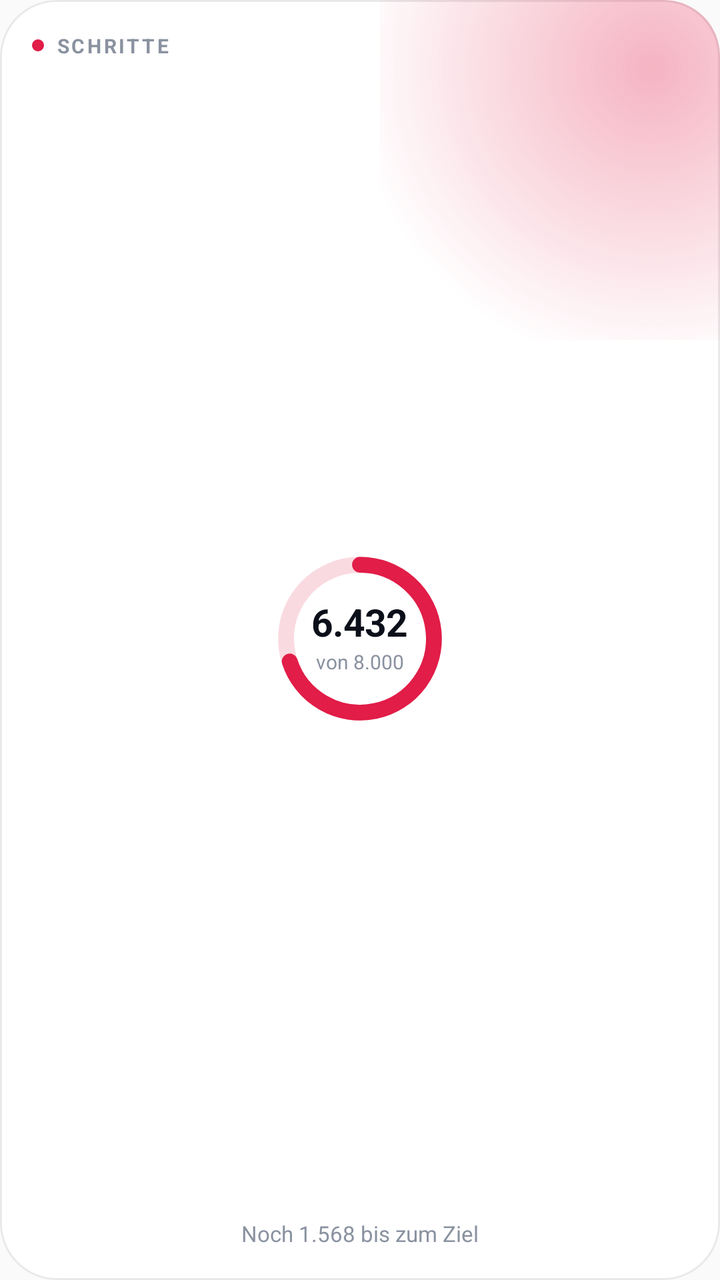
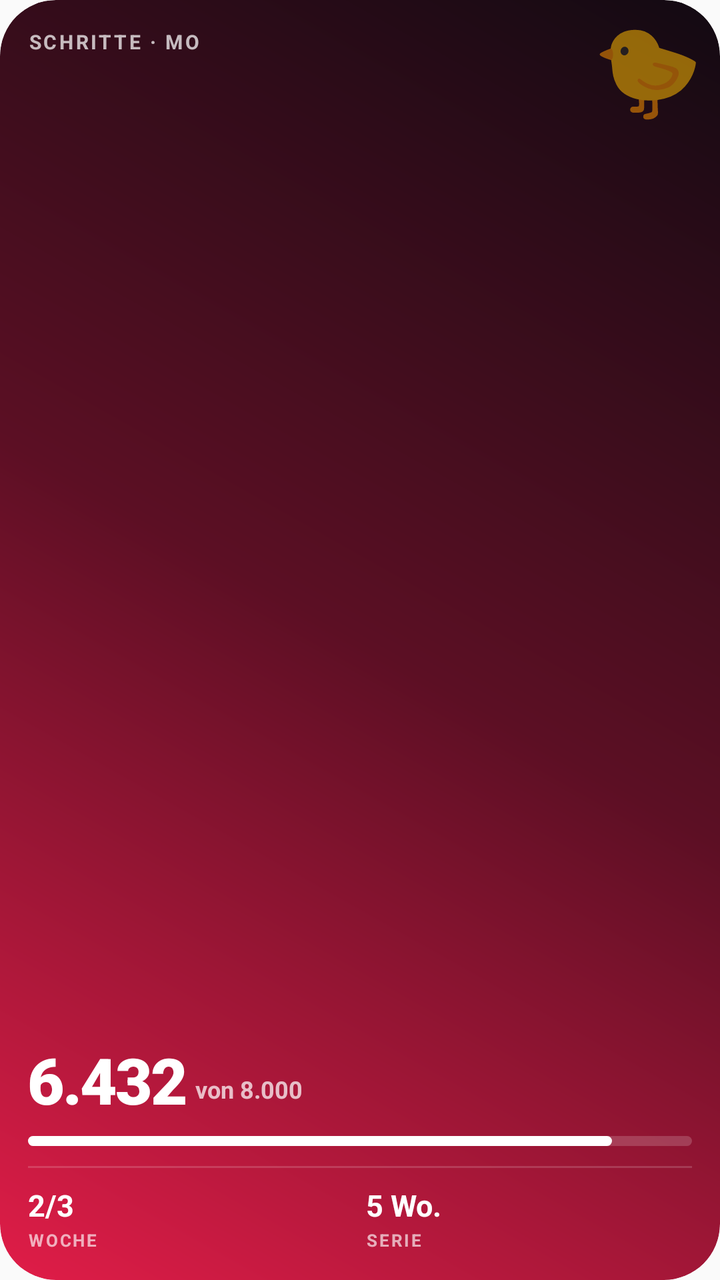

Before-and-after screenshots of an Android layout around one commit, followed by the original layout XML and the change that was made.
<!-- AndroidManifest.xml: application theme AppTheme -->
<!-- res/layout/widget_steps.xml -->
<?xml version="1.0" encoding="utf-8"?>
<FrameLayout xmlns:android="http://schemas.android.com/apk/res/android"
    android:id="@android:id/background"
    style="@style/WidgetFb.Card">

    <ImageView android:id="@+id/glow" style="@style/WidgetFb.Glow" />

    <include
        android:id="@+id/empty"
        layout="@layout/widget_empty"
        android:visibility="gone" />

    <LinearLayout
        android:id="@+id/content"
        style="@style/WidgetFb.Content">

        <LinearLayout
            android:layout_width="match_parent"
            android:layout_height="wrap_content"
            android:gravity="center_vertical"
            android:orientation="horizontal">

            <ImageView android:id="@+id/dot" style="@style/WidgetFb.Dot" />

            <TextView
                android:id="@+id/overline"
                style="@style/WidgetFb.Overline"
                android:text="Schritte" />
        </LinearLayout>

        <FrameLayout
            style="@style/WidgetFb.Fill"
            android:layout_marginTop="4dp"
            android:layout_marginBottom="4dp">

            <FrameLayout
                android:layout_width="88dp"
                android:layout_height="88dp"
                android:layout_gravity="center">

                <ImageView android:id="@+id/ring" style="@style/WidgetFb.Ring" />

                <LinearLayout
                    android:layout_width="match_parent"
                    android:layout_height="match_parent"
                    android:gravity="center"
                    android:orientation="vertical">

                    <TextView
                        android:id="@+id/steps"
                        style="@style/WidgetFb.Number"
                        android:text="6.432"
                        android:textSize="19sp" />

                    <TextView
                        android:id="@+id/goal"
                        style="@style/WidgetFb.Muted"
                        android:layout_marginTop="1dp"
                        android:text="von 8.000"
                        android:textSize="10sp" />
                </LinearLayout>
            </FrameLayout>
        </FrameLayout>

        <TextView
            android:id="@+id/hint"
            style="@style/WidgetFb.Muted"
            android:layout_width="match_parent"
            android:gravity="center"
            android:text="Noch 1.568 bis zum Ziel" />
    </LinearLayout>
</FrameLayout>
<!-- res/layout/widget_empty.xml (included above) -->
<?xml version="1.0" encoding="utf-8"?>
<LinearLayout xmlns:android="http://schemas.android.com/apk/res/android"
    android:layout_width="match_parent"
    android:layout_height="match_parent"
    android:gravity="center"
    android:orientation="vertical"
    android:padding="@dimen/widget_pad">

    <TextView
        android:id="@+id/empty_title"
        style="@style/WidgetFb.Title"
        android:gravity="center"
        android:textSize="14sp" />

    <TextView
        android:id="@+id/empty_hint"
        style="@style/WidgetFb.Muted"
        android:layout_width="match_parent"
        android:layout_marginTop="4dp"
        android:gravity="center"
        android:maxLines="2" />
</LinearLayout>
<!-- resources referenced by this layout -->
<resources>
  <dimen name="widget_pad">16dp</dimen>
  <style name="WidgetFb.Card">
          <item name="android:layout_width">match_parent</item>
          <item name="android:layout_height">match_parent</item>
          <item name="android:background">@drawable/widget_card</item>
      </style>
  <style name="WidgetFb.Content">
          <item name="android:layout_width">match_parent</item>
          <item name="android:layout_height">match_parent</item>
          <item name="android:padding">@dimen/widget_pad</item>
          <item name="android:orientation">vertical</item>
      </style>
  <style name="WidgetFb.Dot">
          <item name="android:layout_width">6dp</item>
          <item name="android:layout_height">6dp</item>
          <item name="android:layout_marginEnd">6dp</item>
          <item name="android:src">@drawable/widget_dot</item>
          <item name="android:importantForAccessibility">no</item>
      </style>
  <style name="WidgetFb.Glow">
          <item name="android:layout_width">170dp</item>
          <item name="android:layout_height">170dp</item>
          <item name="android:layout_gravity">top|end</item>
          <item name="android:scaleType">fitXY</item>
          <item name="android:src">@drawable/widget_glow_preview</item>
          <item name="android:importantForAccessibility">no</item>
      </style>
  <style name="WidgetFb.Muted">
          <item name="android:layout_width">wrap_content</item>
          <item name="android:layout_height">wrap_content</item>
          <item name="android:textColor">@color/widget_muted</item>
          <item name="android:textSize">11sp</item>
          <item name="android:maxLines">1</item>
          <item name="android:ellipsize">end</item>
      </style>
  <style name="WidgetFb.Number">
          <item name="android:layout_width">wrap_content</item>
          <item name="android:layout_height">wrap_content</item>
          <item name="android:textColor">@color/widget_text</item>
          <item name="android:textSize">30sp</item>
          <item name="android:textStyle">bold</item>
          <item name="android:fontFamily">sans-serif</item>
          <item name="android:letterSpacing">-0.02</item>
          <item name="android:fontFeatureSettings">tnum</item>
          <item name="android:includeFontPadding">false</item>
          <item name="android:maxLines">1</item>
      </style>
  <style name="WidgetFb.Overline">
          <item name="android:layout_width">wrap_content</item>
          <item name="android:layout_height">wrap_content</item>
          <item name="android:textColor">@color/widget_muted</item>
          <item name="android:textSize">10sp</item>
          <item name="android:textStyle">bold</item>
          <item name="android:letterSpacing">0.12</item>
          <item name="android:textAllCaps">true</item>
          <item name="android:maxLines">1</item>
          <item name="android:ellipsize">end</item>
      </style>
  <style name="WidgetFb.Ring">
          <item name="android:layout_width">match_parent</item>
          <item name="android:layout_height">match_parent</item>
          <item name="android:scaleType">fitCenter</item>
          <item name="android:src">@drawable/widget_ring_preview</item>
          <item name="android:importantForAccessibility">no</item>
      </style>
  <style name="WidgetFb.Title">
          <item name="android:layout_width">match_parent</item>
          <item name="android:layout_height">wrap_content</item>
          <item name="android:textColor">@color/widget_text</item>
          <item name="android:textSize">16sp</item>
          <item name="android:textStyle">bold</item>
          <item name="android:ellipsize">end</item>
          <item name="android:maxLines">2</item>
          <item name="android:lineSpacingMultiplier">0.95</item>
      </style>
  <!-- drawable widget_card (drawable) -->
  <?xml version="1.0" encoding="utf-8"?>
  <shape xmlns:android="http://schemas.android.com/apk/res/android" android:shape="rectangle">
      <solid android:color="@color/widget_card" />
      <stroke android:width="1dp" android:color="@color/widget_stroke" />
      <corners android:radius="@dimen/widget_radius" />
  </shape>
  <!-- drawable widget_dot (drawable) -->
  <?xml version="1.0" encoding="utf-8"?>
  <shape xmlns:android="http://schemas.android.com/apk/res/android" android:shape="oval">
      <solid android:color="#E11D48" />
  </shape>
  <!-- drawable widget_glow_preview (drawable) -->
  <?xml version="1.0" encoding="utf-8"?>
  <shape xmlns:android="http://schemas.android.com/apk/res/android" android:shape="rectangle">
      <gradient
          android:centerX="0.8"
          android:centerY="0.2"
          android:endColor="#00E11D48"
          android:gradientRadius="150dp"
          android:startColor="#55E11D48"
          android:type="radial" />
  </shape>
  <color name="widget_muted">#8A92A0</color>
  <color name="widget_text">#0B0F19</color>
  <!-- drawable widget_ring_preview (drawable) -->
  <?xml version="1.0" encoding="utf-8"?>
  <vector xmlns:android="http://schemas.android.com/apk/res/android"
      android:width="96dp"
      android:height="96dp"
      android:viewportWidth="100"
      android:viewportHeight="100">
      <path
          android:pathData="M50,8 A42,42 0 1,1 49.99,8"
          android:strokeWidth="9"
          android:strokeColor="#29E11D48" />
      <path
          android:pathData="M50,8 A42,42 0 1,1 10.06,62.98"
          android:strokeLineCap="round"
          android:strokeWidth="9"
          android:strokeColor="#E11D48" />
  </vector>
  <color name="widget_card">#FFFFFF</color>
  <color name="widget_stroke">#140B0F19</color>
  <!-- unchanged entries left out for length: 3 -->
</resources>

<!-- the commit's change to res/layout/widget_steps.xml (unified diff, before → after) -->
@@ -1,95 +1,178 @@
 <?xml version="1.0" encoding="utf-8"?>
 <FrameLayout xmlns:android="http://schemas.android.com/apk/res/android"
     android:id="@android:id/background"
-    style="@style/WidgetFb.Card">
+    style="@style/WidgetFb.Hero">
 
-    <ImageView android:id="@+id/glow" style="@style/WidgetFb.Glow" />
+    <ImageView android:id="@+id/art" style="@style/WidgetFb.Art" />
 
     <include
         android:id="@+id/empty"
-        layout="@layout/widget_empty"
+        layout="@layout/widget_empty_hero"
         android:visibility="gone" />
 
     <LinearLayout
         android:id="@+id/content"
-        style="@style/WidgetFb.Content">
+        style="@style/WidgetFb.HeroContent">
+
+        <TextView
+            android:id="@+id/overline"
+            style="@style/WidgetFb.HeroOverline"
+            android:layout_marginEnd="54dp"
+            android:text="Schritte · Mo" />
+
+        <FrameLayout style="@style/WidgetFb.Fill" />
 
         <LinearLayout
-            android:layout_width="match_parent"
+            android:layout_width="wrap_content"
             android:layout_height="wrap_content"
-            android:gravity="center_vertical"
+            android:gravity="bottom"
             android:orientation="horizontal">
 
-            <ImageView android:id="@+id/dot" style="@style/WidgetFb.Dot" />
+            <TextView
+                android:id="@+id/steps"
+                style="@style/WidgetFb.HeroNumber"
+                android:text="6.432" />
 
             <TextView
-                android:id="@+id/overline"
-                style="@style/WidgetFb.Overline"
-                android:text="Schritte" />
+                android:id="@+id/goal"
+                style="@style/WidgetFb.HeroBody"
+                android:layout_marginStart="4dp"
+                android:layout_marginBottom="3dp"
+                android:text="von 8.000"
+                android:textStyle="bold" />
         </LinearLayout>
 
-        <FrameLayout
-            style="@style/WidgetFb.Fill"
-            android:layout_marginTop="4dp"
-            android:layout_marginBottom="4dp">
+        <ImageView
+            android:id="@+id/bar"
+            style="@style/WidgetFb.HeroBar"
+            android:layout_marginTop="8dp" />
 
-            <FrameLayout
-                android:layout_width="88dp"
-                android:layout_height="88dp"
-                android:layout_gravity="center">
+        <include layout="@layout/widget_hero_stats" />
+    </LinearLayout>
 
-                <ImageView android:id="@+id/ring" style="@style/WidgetFb.Ring" />
+    <include
+        layout="@layout/widget_hero_buddy"
+        android:layout_width="64dp"
+        android:layout_height="64dp"
+        android:layout_gravity="top|end"
+        android:layout_marginTop="4dp"
+        android:layout_marginEnd="4dp" />
 
-                <LinearLayout
-                    android:layout_width="match_parent"
-                    android:layout_height="match_parent"
-                    android:gravity="center"
-                    android:orientation="vertical">
-
-                    <TextView
-                        android:id="@+id/steps"
-                        style="@style/WidgetFb.Number"
-                        android:text="6.432"
-                        android:textSize="19sp" />
-
-                    <TextView
-                        android:id="@+id/goal"
-                        style="@style/WidgetFb.Muted"
-                        android:layout_marginTop="1dp"
-                        android:text="von 8.000"
-                        android:textSize="10sp" />
-                </LinearLayout>
-            </FrameLayout>
-        </FrameLayout>
-
-        <TextView
-            android:id="@+id/hint"
-            style="@style/WidgetFb.Muted"
-            android:layout_width="match_parent"
-            android:gravity="center"
-            android:text="Noch 1.568 bis zum Ziel" />
-    </LinearLayout>
+    <ImageView android:id="@+id/seal" style="@style/WidgetFb.Seal" />
 </FrameLayout>
-<!-- res/layout/widget_empty.xml (included above) -->
+<!-- res/layout/widget_empty_hero.xml (included above) -->
 <?xml version="1.0" encoding="utf-8"?>
 <LinearLayout xmlns:android="http://schemas.android.com/apk/res/android"
     android:layout_width="match_parent"
     android:layout_height="match_parent"
-    android:gravity="center"
+    android:gravity="bottom|start"
     android:orientation="vertical"
-    android:padding="@dimen/widget_pad">
+    android:padding="14dp">
 
     <TextView
         android:id="@+id/empty_title"
-        style="@style/WidgetFb.Title"
-        android:gravity="center"
-        android:textSize="14sp" />
+        style="@style/WidgetFb.HeroTitle"
+        android:textSize="16sp" />
 
     <TextView
         android:id="@+id/empty_hint"
-        style="@style/WidgetFb.Muted"
+        style="@style/WidgetFb.HeroBody"
         android:layout_width="match_parent"
         android:layout_marginTop="4dp"
-        android:gravity="center"
         android:maxLines="2" />
 </LinearLayout>
+<!-- res/layout/widget_hero_stats.xml (included above) -->
+<?xml version="1.0" encoding="utf-8"?>
+<LinearLayout xmlns:android="http://schemas.android.com/apk/res/android"
+    android:layout_width="match_parent"
+    android:layout_height="wrap_content"
+    android:layout_marginTop="10dp"
+    android:orientation="vertical">
+
+    <FrameLayout
+        android:id="@+id/divider"
+        android:layout_width="match_parent"
+        android:layout_height="1dp"
+        android:background="@drawable/widget_hero_line" />
+
+    <LinearLayout
+        android:id="@+id/stats"
+        android:layout_width="match_parent"
+        android:layout_height="wrap_content"
+        android:layout_marginTop="8dp"
+        android:orientation="horizontal">
+
+        <LinearLayout
+            android:id="@+id/stat1"
+            android:layout_width="0dp"
+            android:layout_height="wrap_content"
+            android:layout_weight="1"
+            android:orientation="vertical">
+
+            <TextView android:id="@+id/stat1_value" style="@style/WidgetFb.HeroStatValue" android:text="2/3" />
+            <TextView android:id="@+id/stat1_label" style="@style/WidgetFb.HeroStatLabel" android:text="Woche" />
+        </LinearLayout>
+
+        <LinearLayout
+            android:id="@+id/stat2"
+            android:layout_width="0dp"
+            android:layout_height="wrap_content"
+            android:layout_marginStart="6dp"
+            android:layout_weight="1"
+            android:orientation="vertical">
+
+            <TextView android:id="@+id/stat2_value" style="@style/WidgetFb.HeroStatValue" android:text="5 Wo." />
+            <TextView android:id="@+id/stat2_label" style="@style/WidgetFb.HeroStatLabel" android:text="Serie" />
+        </LinearLayout>
+
+        <LinearLayout
+            android:id="@+id/stat3"
+            android:layout_width="0dp"
+            android:layout_height="wrap_content"
+            android:layout_marginStart="6dp"
+            android:layout_weight="1"
+            android:orientation="vertical"
+            android:visibility="gone">
+
+            <TextView android:id="@+id/stat3_value" style="@style/WidgetFb.HeroStatValue" />
+            <TextView android:id="@+id/stat3_label" style="@style/WidgetFb.HeroStatLabel" />
+        </LinearLayout>
+
+        
+        <FrameLayout
+            android:id="@+id/seal_space"
+            android:layout_width="48dp"
+            android:layout_height="1dp"
+            android:visibility="gone" />
+    </LinearLayout>
+</LinearLayout>
+<!-- res/layout/widget_hero_buddy.xml (included above) -->
+<?xml version="1.0" encoding="utf-8"?>
+<FrameLayout xmlns:android="http://schemas.android.com/apk/res/android"
+    android:id="@+id/buddy_box"
+    android:layout_width="64dp"
+    android:layout_height="64dp"
+    android:layout_gravity="top|end"
+    android:layout_marginTop="4dp"
+    android:layout_marginEnd="4dp">
+
+    <ImageView
+        android:id="@+id/buddy"
+        android:layout_width="match_parent"
+        android:layout_height="match_parent"
+        android:contentDescription="Buddy"
+        android:scaleType="fitCenter"
+        android:visibility="gone" />
+
+    <TextView
+        android:id="@+id/buddy_emoji"
+        android:layout_width="match_parent"
+        android:layout_height="match_parent"
+        android:autoSizeMaxTextSize="80sp"
+        android:autoSizeMinTextSize="20sp"
+        android:autoSizeTextType="uniform"
+        android:gravity="center"
+        android:includeFontPadding="false"
+        android:padding="6dp"
+        android:text="🐤" />
+</FrameLayout>
<!-- resource entries referenced after the edit -->
@@ -1,56 +1,57 @@
 <!-- resources referenced by this layout -->
 <resources>
-  <dimen name="widget_pad">16dp</dimen>
-  <style name="WidgetFb.Card">
+  <!-- drawable widget_hero_line (drawable) -->
+  <?xml version="1.0" encoding="utf-8"?>
+  <shape xmlns:android="http://schemas.android.com/apk/res/android" android:shape="rectangle">
+      <solid android:color="@color/hero_line" />
+  </shape>
+  <style name="WidgetFb.Art">
           <item name="android:layout_width">match_parent</item>
           <item name="android:layout_height">match_parent</item>
-          <item name="android:background">@drawable/widget_card</item>
+          <item name="android:scaleType">centerCrop</item>
+          <item name="android:importantForAccessibility">no</item>
       </style>
-  <style name="WidgetFb.Content">
+  <style name="WidgetFb.Hero">
           <item name="android:layout_width">match_parent</item>
           <item name="android:layout_height">match_parent</item>
-          <item name="android:padding">@dimen/widget_pad</item>
-          <item name="android:orientation">vertical</item>
+          <item name="android:background">@drawable/widget_hero</item>
       </style>
-  <style name="WidgetFb.Dot">
-          <item name="android:layout_width">6dp</item>
-          <item name="android:layout_height">6dp</item>
-          <item name="android:layout_marginEnd">6dp</item>
-          <item name="android:src">@drawable/widget_dot</item>
+  <style name="WidgetFb.HeroBar">
+          <item name="android:layout_width">match_parent</item>
+          <item name="android:layout_height">5dp</item>
+          <item name="android:scaleType">fitXY</item>
+          <item name="android:src">@drawable/widget_hero_bar_preview</item>
           <item name="android:importantForAccessibility">no</item>
       </style>
-  <style name="WidgetFb.Glow">
-          <item name="android:layout_width">170dp</item>
-          <item name="android:layout_height">170dp</item>
-          <item name="android:layout_gravity">top|end</item>
-          <item name="android:scaleType">fitXY</item>
-          <item name="android:src">@drawable/widget_glow_preview</item>
-          <item name="android:importantForAccessibility">no</item>
-      </style>
-  <style name="WidgetFb.Muted">
+  <style name="WidgetFb.HeroBody">
           <item name="android:layout_width">wrap_content</item>
           <item name="android:layout_height">wrap_content</item>
-          <item name="android:textColor">@color/widget_muted</item>
-          <item name="android:textSize">11sp</item>
+          <item name="android:textColor">@color/hero_text2</item>
+          <item name="android:textSize">12sp</item>
           <item name="android:maxLines">1</item>
           <item name="android:ellipsize">end</item>
       </style>
-  <style name="WidgetFb.Number">
+  <style name="WidgetFb.HeroContent">
+          <item name="android:layout_width">match_parent</item>
+          <item name="android:layout_height">match_parent</item>
+          <item name="android:padding">14dp</item>
+          <item name="android:orientation">vertical</item>
+      </style>
+  <style name="WidgetFb.HeroNumber">
           <item name="android:layout_width">wrap_content</item>
           <item name="android:layout_height">wrap_content</item>
-          <item name="android:textColor">@color/widget_text</item>
-          <item name="android:textSize">30sp</item>
-          <item name="android:textStyle">bold</item>
-          <item name="android:fontFamily">sans-serif</item>
-          <item name="android:letterSpacing">-0.02</item>
+          <item name="android:textColor">@color/hero_text</item>
+          <item name="android:textSize">32sp</item>
+          <item name="android:fontFamily">sans-serif-black</item>
+          <item name="android:letterSpacing">-0.03</item>
           <item name="android:fontFeatureSettings">tnum</item>
           <item name="android:includeFontPadding">false</item>
           <item name="android:maxLines">1</item>
       </style>
-  <style name="WidgetFb.Overline">
+  <style name="WidgetFb.HeroOverline">
           <item name="android:layout_width">wrap_content</item>
           <item name="android:layout_height">wrap_content</item>
-          <item name="android:textColor">@color/widget_muted</item>
+          <item name="android:textColor">@color/hero_text2</item>
           <item name="android:textSize">10sp</item>
           <item name="android:textStyle">bold</item>
           <item name="android:letterSpacing">0.12</item>
@@ -58,67 +59,78 @@
           <item name="android:maxLines">1</item>
           <item name="android:ellipsize">end</item>
       </style>
-  <style name="WidgetFb.Ring">
+  <style name="WidgetFb.HeroStatLabel">
+          <item name="android:layout_width">wrap_content</item>
+          <item name="android:layout_height">wrap_content</item>
+          <item name="android:layout_marginTop">2dp</item>
+          <item name="android:textColor">@color/hero_muted</item>
+          <item name="android:textSize">8.5sp</item>
+          <item name="android:textStyle">bold</item>
+          <item name="android:letterSpacing">0.1</item>
+          <item name="android:textAllCaps">true</item>
+          <item name="android:maxLines">1</item>
+          <item name="android:ellipsize">end</item>
+      </style>
+  <style name="WidgetFb.HeroStatValue">
           <item name="android:layout_width">match_parent</item>
-          <item name="android:layout_height">match_parent</item>
+          <item name="android:layout_height">20dp</item>
+          <item name="android:textColor">@color/hero_text</item>
+          <item name="android:textSize">15sp</item>
+          <item name="android:textStyle">bold</item>
+          <item name="android:fontFeatureSettings">tnum</item>
+          <item name="android:includeFontPadding">false</item>
+          <item name="android:gravity">bottom|start</item>
+          <item name="android:maxLines">1</item>
+          <item name="android:autoSizeTextType">uniform</item>
+          <item name="android:autoSizeMinTextSize">10sp</item>
+          <item name="android:autoSizeMaxTextSize">15sp</item>
+      </style>
+  <style name="WidgetFb.HeroTitle">
+          <item name="android:layout_width">match_parent</item>
+          <item name="android:layout_height">wrap_content</item>
+          <item name="android:textColor">@color/hero_text</item>
+          <item name="android:textSize">18sp</item>
+          <item name="android:fontFamily">sans-serif-black</item>
+          <item name="android:letterSpacing">-0.01</item>
+          <item name="android:ellipsize">end</item>
+          <item name="android:maxLines">2</item>
+          <item name="android:lineSpacingMultiplier">0.92</item>
+      </style>
+  <style name="WidgetFb.Seal">
+          <item name="android:layout_width">54dp</item>
+          <item name="android:layout_height">54dp</item>
+          <item name="android:layout_gravity">bottom|end</item>
+          <item name="android:layout_marginEnd">6dp</item>
+          <item name="android:layout_marginBottom">6dp</item>
           <item name="android:scaleType">fitCenter</item>
-          <item name="android:src">@drawable/widget_ring_preview</item>
+          <item name="android:visibility">gone</item>
           <item name="android:importantForAccessibility">no</item>
       </style>
-  <style name="WidgetFb.Title">
-          <item name="android:layout_width">match_parent</item>
-          <item name="android:layout_height">wrap_content</item>
-          <item name="android:textColor">@color/widget_text</item>
-          <item name="android:textSize">16sp</item>
-          <item name="android:textStyle">bold</item>
-          <item name="android:ellipsize">end</item>
-          <item name="android:maxLines">2</item>
-          <item name="android:lineSpacingMultiplier">0.95</item>
-      </style>
-  <!-- drawable widget_card (drawable) -->
-  <?xml version="1.0" encoding="utf-8"?>
-  <shape xmlns:android="http://schemas.android.com/apk/res/android" android:shape="rectangle">
-      <solid android:color="@color/widget_card" />
-      <stroke android:width="1dp" android:color="@color/widget_stroke" />
-      <corners android:radius="@dimen/widget_radius" />
-  </shape>
-  <!-- drawable widget_dot (drawable) -->
-  <?xml version="1.0" encoding="utf-8"?>
-  <shape xmlns:android="http://schemas.android.com/apk/res/android" android:shape="oval">
-      <solid android:color="#E11D48" />
-  </shape>
-  <!-- drawable widget_glow_preview (drawable) -->
+  <color name="hero_line">#29FFFFFF</color>
+  <!-- drawable widget_hero (drawable) -->
   <?xml version="1.0" encoding="utf-8"?>
   <shape xmlns:android="http://schemas.android.com/apk/res/android" android:shape="rectangle">
       <gradient
-          android:centerX="0.8"
-          android:centerY="0.2"
-          android:endColor="#00E11D48"
-          android:gradientRadius="150dp"
-          android:startColor="#55E11D48"
-          android:type="radial" />
+          android:angle="45"
+          android:centerColor="#5C0F24"
+          android:endColor="#120A12"
+          android:startColor="#E11D48"
+          android:type="linear" />
+      <corners android:radius="@dimen/widget_radius" />
   </shape>
-  <color name="widget_muted">#8A92A0</color>
-  <color name="widget_text">#0B0F19</color>
-  <!-- drawable widget_ring_preview (drawable) -->
+  <!-- drawable widget_hero_bar_preview (drawable) -->
   <?xml version="1.0" encoding="utf-8"?>
-  <vector xmlns:android="http://schemas.android.com/apk/res/android"
-      android:width="96dp"
-      android:height="96dp"
-      android:viewportWidth="100"
-      android:viewportHeight="100">
-      <path
-          android:pathData="M50,8 A42,42 0 1,1 49.99,8"
-          android:strokeWidth="9"
-          android:strokeColor="#29E11D48" />
-      <path
-          android:pathData="M50,8 A42,42 0 1,1 10.06,62.98"
-          android:strokeLineCap="round"
-          android:strokeWidth="9"
-          android:strokeColor="#E11D48" />
-  </vector>
-  <color name="widget_card">#FFFFFF</color>
-  <color name="widget_stroke">#140B0F19</color>
+  <layer-list xmlns:android="http://schemas.android.com/apk/res/android">
+      <item>
+          <shape><corners android:radius="999dp" /><solid android:color="#2EFFFFFF" /></shape>
+      </item>
+      <item android:right="40dp">
+          <shape><corners android:radius="999dp" /><solid android:color="#FFFFFF" /></shape>
+      </item>
+  </layer-list>
+  <color name="hero_text2">#B8FFFFFF</color>
+  <color name="hero_text">#FFFFFF</color>
+  <color name="hero_muted">#A6FFFFFF</color>
   <!-- unchanged entries left out for length: 3 -->
 </resources>
 
